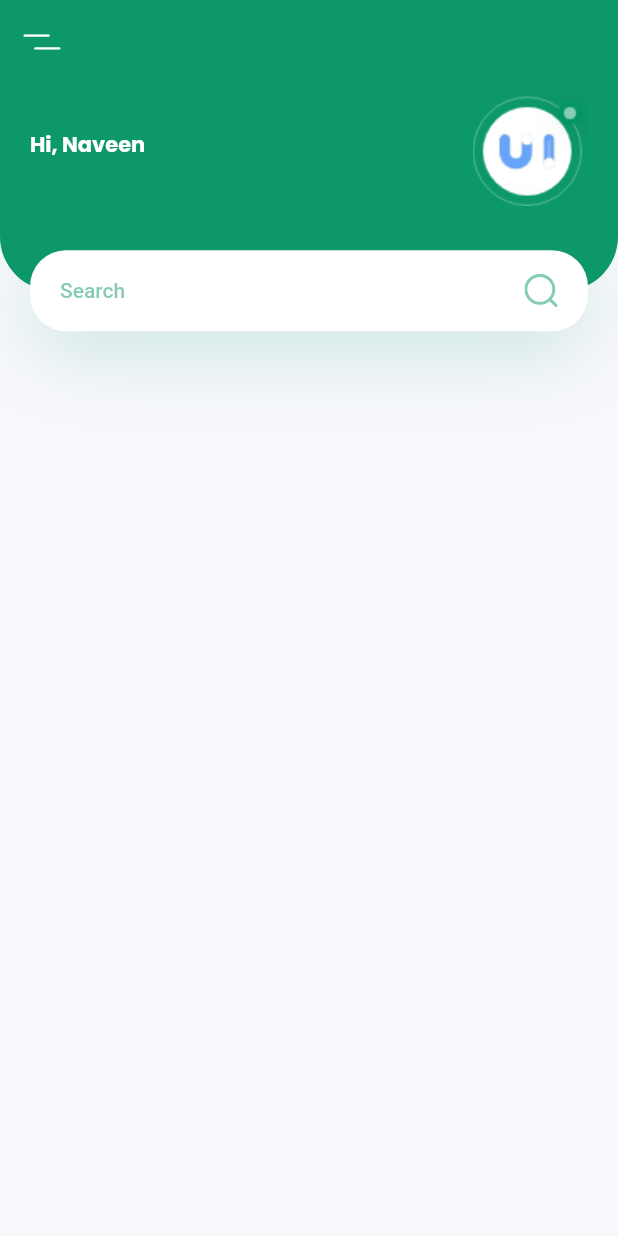
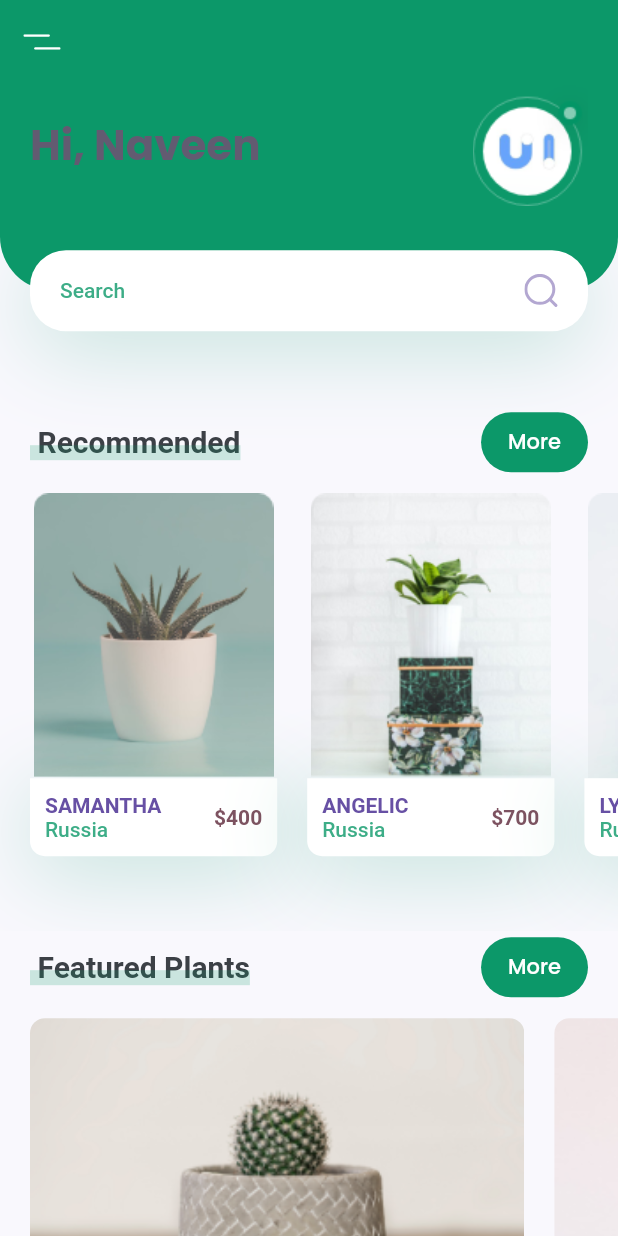
Before and after one commit to The-Naveen-Chandra/Blossom-App, a Flutter app: the screen it shows after launch, on a phone screen of 412 x 824 dp. Run offline on Flutter 3.47's test engine with Material 2 defaults, Android fonts, the phone set to English and light mode, and no system bars; our stand-ins replace flutter_svg, google_fonts.

Commit message:
Dev HomePage Components

```diff
--- a/lib/screens/home/components/body.dart
+++ b/lib/screens/home/components/body.dart
@@ -1,7 +1,5 @@
 import 'package:flutter/material.dart';
-import 'package:flutter_svg/svg.dart';
-import 'package:blossom_app/constant/constants.dart';
-import 'package:google_fonts/google_fonts.dart';
+import 'package:blossom_app/screens/home/components/components.dart';
 
 class Body extends StatelessWidget {
   const Body({super.key});
@@ -9,100 +7,17 @@ class Body extends StatelessWidget {
   @override
   Widget build(BuildContext context) {
     Size size = MediaQuery.of(context).size;
-    return Column(
-      children: [
-        Container(
-          // this will cover 20 % of our total height
-          height: size.height * 0.2,
-          child: Stack(
-            children: [
-              Container(
-                padding: const EdgeInsets.only(
-                  left: kDefaultPadding,
-                  right: kDefaultPadding,
-                  bottom: 36 + kDefaultPadding,
-                ),
-                height: size.height * 0.2 - 27,
-                decoration: const BoxDecoration(
-                  color: kPrimaryColor,
-                  borderRadius: BorderRadius.only(
-                    bottomLeft: Radius.circular(36),
-                    bottomRight: Radius.circular(36),
-                  ),
-                ),
-                child: Row(
-                  children: [
-                    Text(
-                      "Hi, Naveen",
-                      style:
-                          // Theme.of(context).textTheme.headlineMedium!.copyWith(
-                          //       color: Colors.white,
-                          //       fontWeight: FontWeight.bold,
-                          //     ),
-                          GoogleFonts.poppins(
-                        color: Colors.white,
-                        fontWeight: FontWeight.bold,
-                      ),
-                    ),
-                    const Spacer(),
-                    Image.asset(
-                      "assets/images/logo.png",
-                    ),
-                  ],
-                ),
-              ),
-              Positioned(
-                bottom: 0,
-                left: 0,
-                right: 0,
-                child: Container(
-                  alignment: Alignment.center,
-                  margin: const EdgeInsets.symmetric(
-                    horizontal: kDefaultPadding,
-                  ),
-                  height: 54,
-                  decoration: BoxDecoration(
-                    color: Colors.white,
-                    borderRadius: BorderRadius.circular(24),
-                    boxShadow: [
-                      BoxShadow(
-                        offset: const Offset(0, 10),
-                        blurRadius: 50,
-                        color: kPrimaryColor.withOpacity(0.23),
-                      ),
-                    ],
-                  ),
-                  child: Padding(
-                    padding:
-                        const EdgeInsets.symmetric(horizontal: kDefaultPadding),
-                    child: Row(
-                      children: [
-                        Expanded(
-                          child: TextField(
-                            onChanged: (value) {},
-                            decoration: InputDecoration(
-                              hintText: "Search",
-                              hintStyle: TextStyle(
-                                color: kPrimaryColor.withOpacity(0.5),
-                              ),
-                              enabledBorder: InputBorder.none,
-                              focusedBorder: InputBorder.none,
-                              // suffixIcon: SvgPicture.asset("assets/icons/search.svg",)
-                            ),
-                          ),
-                        ),
-                        SvgPicture.asset(
-                          "assets/icons/search.svg",
-                        )
-                      ],
-                    ),
-                  ),
-                ),
-              ),
-            ],
-          ),
-        ),
-      ],
+    // it enable scrolling on small devices
+    return SingleChildScrollView(
+      child: Column(
+        children: [
+          HeaderWithSearchBox(size: size),
+          TextWithMoreBtn(title: "Recommended", onPressed: () {}),
+          const RecommendedPlants(),
+          TextWithMoreBtn(title: "Featured Plants", onPressed: () {}),
+          const FeaturedPlants(),
+        ],
+      ),
     );
   }
 }
--- a/lib/screens/home/components/components.dart
+++ b/lib/screens/home/components/components.dart
@@ -1,2 +1,4 @@
 export './header_with_search_screen.dart';
 export './title_with_more_btn.dart';
+export './recommended_plants.dart';
+export './featured_plants.dart';
--- /dev/null
+++ b/lib/screens/home/components/featured_plants.dart
@@ -0,0 +1,59 @@
+import 'package:blossom_app/constant/constants.dart';
+import 'package:flutter/material.dart';
+
+class FeaturedPlants extends StatelessWidget {
+  const FeaturedPlants({
+    super.key,
+  });
+
+  @override
+  Widget build(BuildContext context) {
+    return SingleChildScrollView(
+      scrollDirection: Axis.horizontal,
+      child: Row(
+        children: [
+          FeaturedPlantCard(
+              imageSrc: "assets/images/bottom_img_1.png", onPressed: () {}),
+          FeaturedPlantCard(
+              imageSrc: "assets/images/bottom_img_2.png", onPressed: () {}),
+        ],
+      ),
+    );
+  }
+}
+
+class FeaturedPlantCard extends StatelessWidget {
+  const FeaturedPlantCard({
+    super.key,
+    required this.imageSrc,
+    this.onPressed,
+  });
+  final String imageSrc;
+  final Function()? onPressed;
+
+  @override
+  Widget build(BuildContext context) {
+    Size size = MediaQuery.of(context).size;
+    return GestureDetector(
+      onTap: onPressed,
+      child: Container(
+        margin: const EdgeInsets.only(
+          left: kDefaultPadding,
+          top: kDefaultPadding / 2,
+          bottom: kDefaultPadding,
+        ),
+        width: size.width * 0.8,
+        height: 185,
+        decoration: BoxDecoration(
+          borderRadius: BorderRadius.circular(10),
+          image: DecorationImage(
+            fit: BoxFit.cover,
+            image: AssetImage(
+              imageSrc,
+            ),
+          ),
+        ),
+      ),
+    );
+  }
+}
--- a/lib/screens/home/components/header_with_search_screen.dart
+++ b/lib/screens/home/components/header_with_search_screen.dart
@@ -43,7 +43,7 @@ class HeaderWithSearchBox extends StatelessWidget {
                       //       fontWeight: FontWeight.bold,
                       //     ),
                       GoogleFonts.poppins(
-                    color: Colors.white,
+                    color: Theme.of(context).colorScheme.secondary,
                     fontWeight: FontWeight.bold,
                     fontSize: 28,
                   ),
@@ -66,7 +66,7 @@ class HeaderWithSearchBox extends StatelessWidget {
               ),
               height: 54,
               decoration: BoxDecoration(
-                color: Colors.white,
+                color: Theme.of(context).colorScheme.onPrimary,
                 borderRadius: BorderRadius.circular(24),
                 boxShadow: [
                   BoxShadow(
@@ -87,7 +87,8 @@ class HeaderWithSearchBox extends StatelessWidget {
                         decoration: InputDecoration(
                           hintText: "Search",
                           hintStyle: TextStyle(
-                            color: kPrimaryColor.withOpacity(0.5),
+                            color: kPrimaryColor.withOpacity(0.8),
+                            fontWeight: FontWeight.w500,
                           ),
                           enabledBorder: InputBorder.none,
                           focusedBorder: InputBorder.none,
@@ -97,6 +98,7 @@ class HeaderWithSearchBox extends StatelessWidget {
                     ),
                     SvgPicture.asset(
                       "assets/icons/search.svg",
+                      color: Theme.of(context).colorScheme.primary,
                     )
                   ],
                 ),
--- /dev/null
+++ b/lib/screens/home/components/recommended_plants.dart
@@ -0,0 +1,126 @@
+import 'package:blossom_app/constant/constants.dart';
+import 'package:flutter/material.dart';
+
+class RecommendedPlants extends StatelessWidget {
+  const RecommendedPlants({
+    super.key,
+  });
+
+  @override
+  Widget build(BuildContext context) {
+    return SingleChildScrollView(
+      scrollDirection: Axis.horizontal,
+      child: Row(
+        children: [
+          RecommendedPlantCard(
+            title: "Samantha",
+            country: "Russia",
+            price: 400,
+            imageSrc: "assets/images/image_1.png",
+            onPressed: () {},
+          ),
+          RecommendedPlantCard(
+            title: "Angelic",
+            country: "Russia",
+            price: 700,
+            imageSrc: "assets/images/image_2.png",
+            onPressed: () {},
+          ),
+          RecommendedPlantCard(
+            title: "Lycian",
+            country: "Russia",
+            price: 200,
+            imageSrc: "assets/images/image_3.png",
+            onPressed: () {},
+          ),
+        ],
+      ),
+    );
+  }
+}
+
+class RecommendedPlantCard extends StatelessWidget {
+  const RecommendedPlantCard({
+    super.key,
+    required this.title,
+    required this.imageSrc,
+    required this.country,
+    required this.price,
+    this.onPressed,
+  });
+
+  final String title, imageSrc, country;
+  final int price;
+  final Function()? onPressed;
+
+  @override
+  Widget build(BuildContext context) {
+    Size size = MediaQuery.of(context).size;
+    return Container(
+      margin: const EdgeInsets.only(
+        left: kDefaultPadding,
+        top: kDefaultPadding / 2,
+        bottom: kDefaultPadding * 2.5,
+      ),
+      // it will cover 40% of our total width
+      width: size.width * 0.4,
+      child: Column(
+        children: [
+          Image.asset(
+            imageSrc,
+          ),
+          GestureDetector(
+            onTap: onPressed,
+            child: Container(
+              padding: const EdgeInsets.all(kDefaultPadding / 2),
+              decoration: BoxDecoration(
+                color: Colors.white,
+                borderRadius: const BorderRadius.only(
+                  bottomLeft: Radius.circular(10),
+                  bottomRight: Radius.circular(10),
+                ),
+                boxShadow: [
+                  BoxShadow(
+                    offset: const Offset(0, 10),
+                    blurRadius: 50,
+                    color: kPrimaryColor.withOpacity(0.23),
+                  ),
+                ],
+              ),
+              child: Row(
+                children: [
+                  RichText(
+                    text: TextSpan(
+                      children: [
+                        TextSpan(
+                          text: "$title\n".toUpperCase(),
+                          style: TextStyle(
+                              color: Theme.of(context).colorScheme.primary,
+                              fontWeight: FontWeight.bold),
+                        ),
+                        TextSpan(
+                          text: country,
+                          style: TextStyle(
+                              color: kPrimaryColor.withOpacity(0.8),
+                              fontWeight: FontWeight.w500),
+                        ),
+                      ],
+                    ),
+                  ),
+                  const Spacer(),
+                  Text(
+                    "\$$price",
+                    style: TextStyle(
+                      fontWeight: FontWeight.bold,
+                      color: Theme.of(context).colorScheme.tertiary,
+                    ),
+                  ),
+                ],
+              ),
+            ),
+          ),
+        ],
+      ),
+    );
+  }
+}
```
